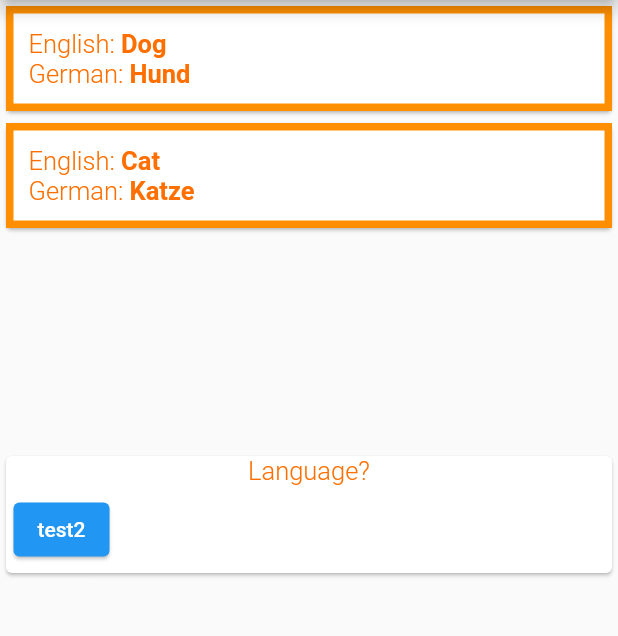
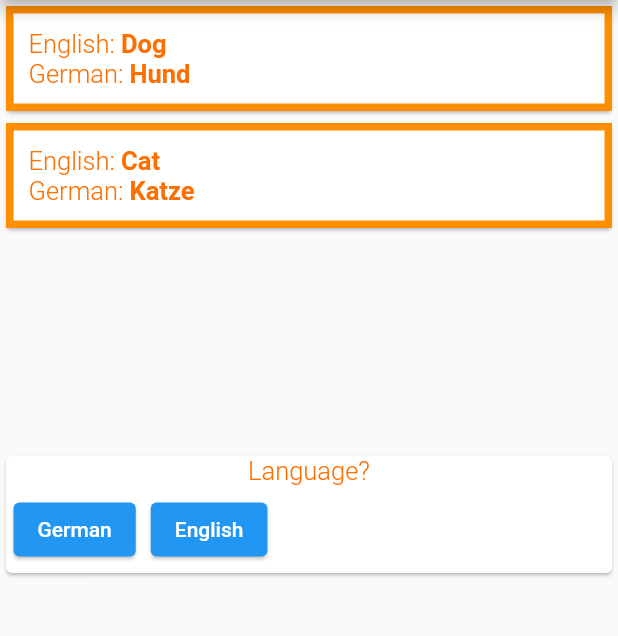
Before and after one commit to mheydasch/VocTrainer, a Flutter app: the screen it shows after launch, on a phone screen of 412 x 824 dp, the part 84-720 px from its top. Run offline on Flutter 3.47's test engine with Material 2 defaults, Android fonts, the phone set to English and light mode, and no system bars.

Commit message:
dynamic button generation

```diff
--- a/lib/main.dart
+++ b/lib/main.dart
@@ -123,8 +123,7 @@ class MyHomePage extends StatelessWidget {
             ),
           ),
           QuestionPrompt(questionText: {
-            'qT': ['Language?'],
-            'qA': ['German', 'English']
+            'Language?': ['German', 'English']
           }),
         ]),
       ),
--- a/lib/widgets/question_prompt.dart
+++ b/lib/widgets/question_prompt.dart
@@ -11,7 +11,7 @@ class QuestionPrompt extends StatelessWidget {
       child: Column(
         children: [
           Text(
-            questionText['qT'][0],
+            questionText.keys.first,
             style: TextStyle(
               fontWeight: FontWeight.w300,
               fontSize: 17,
@@ -19,21 +19,21 @@ class QuestionPrompt extends StatelessWidget {
             ),
           ),
           Row(
-            children: [
-              Container(
+            children: (questionText['Language?']).map<Widget>((answr) {
+              return Container(
                 child: Padding(
                   padding: EdgeInsets.all(5),
                   child: ElevatedButton(
                     onPressed: () {},
-                    child: Text('test2'),
+                    child: Text(answr),
                     style: ButtonStyle(
                       elevation: MaterialStateProperty.all(1),
                     ),
                   ),
                 ),
-              ),
-            ],
-          )
+              );
+            }).toList(),
+          ),
         ],
       ),
     );
```
